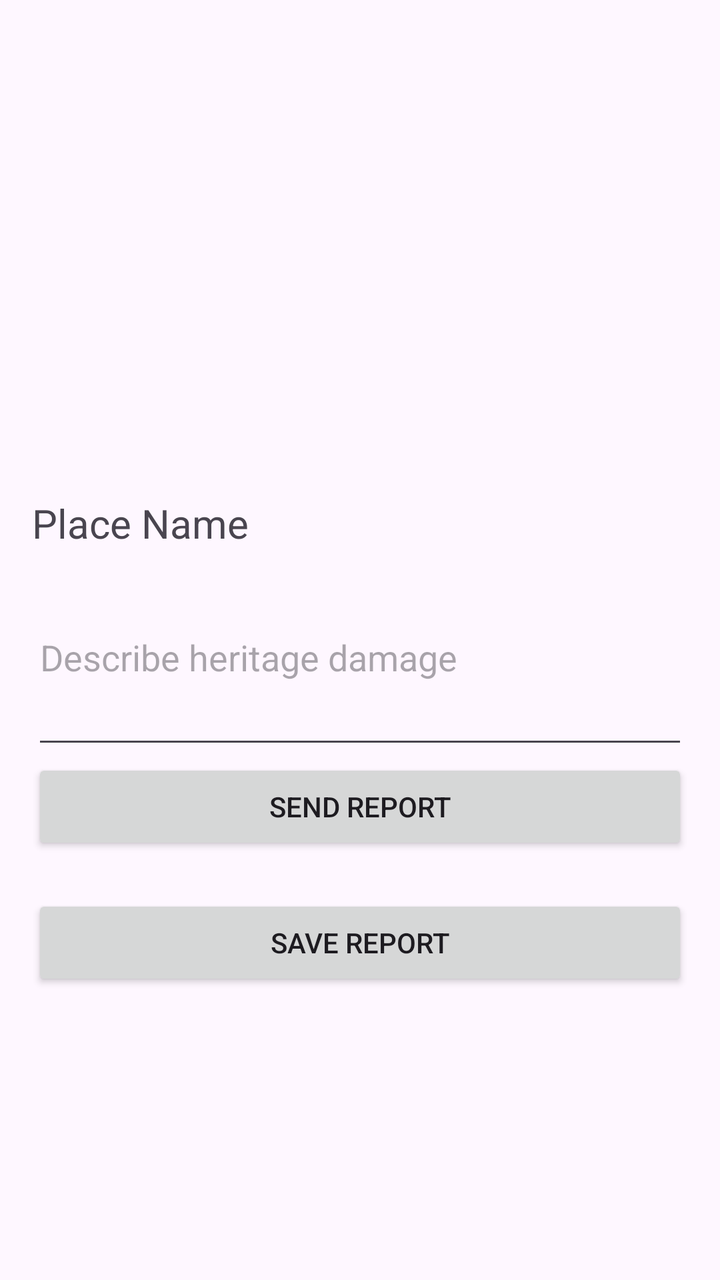
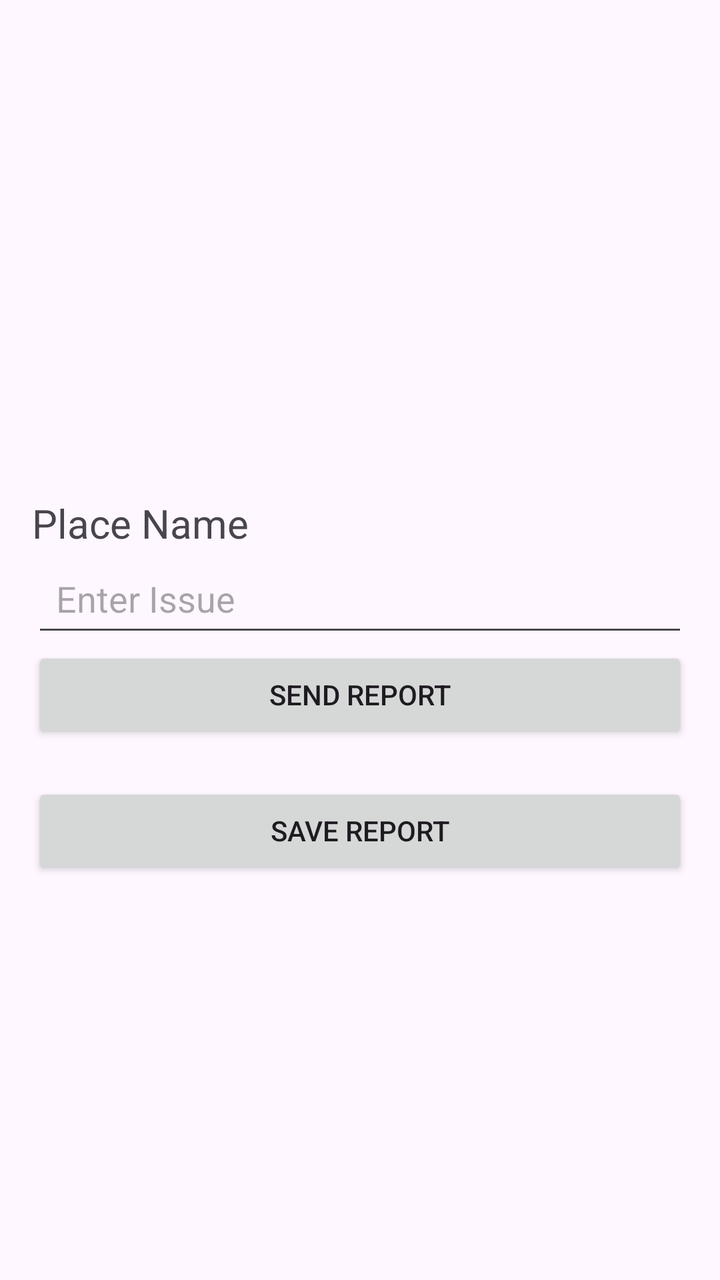

Two renders of the same Android screen: before a commit and after it. Below are the layout's source before the change and the commit's diff.
<!-- AndroidManifest.xml: application theme Theme.NammaShasane -->
<!-- res/layout/activity_alert.xml -->
<?xml version="1.0" encoding="utf-8"?>
<LinearLayout
    xmlns:android="http://schemas.android.com/apk/res/android"

    android:layout_width="match_parent"
    android:layout_height="match_parent"

    android:orientation="vertical"

    android:padding="16dp">

    <ImageView
        android:id="@+id/imageView"
        android:layout_width="match_parent"
        android:layout_height="220dp"
        android:scaleType="centerCrop"/>

    <TextView
        android:id="@+id/txtPlace"
        android:layout_width="wrap_content"
        android:layout_height="wrap_content"
        android:text="Place Name"
        android:textSize="20sp"
        android:paddingTop="12dp"/>

    <EditText
        android:id="@+id/edtIssue"
        android:layout_width="match_parent"
        android:layout_height="wrap_content"
        android:hint="Describe heritage damage"
        android:minLines="4"/>

    <Button
        android:id="@+id/btnSubmit"
        android:layout_width="match_parent"
        android:layout_height="wrap_content"
        android:text="Send Report"/>

    <Button
        android:id="@+id/btnSave"
        android:layout_width="match_parent"
        android:layout_height="wrap_content"
        android:text="Save Report"
        android:layout_marginTop="20dp"/>
</LinearLayout>
<!-- resources referenced by this layout -->
<resources>
  <style name="Theme.NammaShasane" parent="Base.Theme.NammaShasane" />
  <style name="Base.Theme.NammaShasane" parent="Theme.Material3.DayNight.NoActionBar">
          
          
      </style>
</resources>

<!-- the commit's change to res/layout/activity_alert.xml (unified diff, before → after) -->
@@ -27,8 +27,8 @@
         android:id="@+id/edtIssue"
         android:layout_width="match_parent"
         android:layout_height="wrap_content"
-        android:hint="Describe heritage damage"
-        android:minLines="4"/>
+        android:hint="Enter Issue"
+        android:padding="12dp"/>
 
     <Button
         android:id="@+id/btnSubmit"
